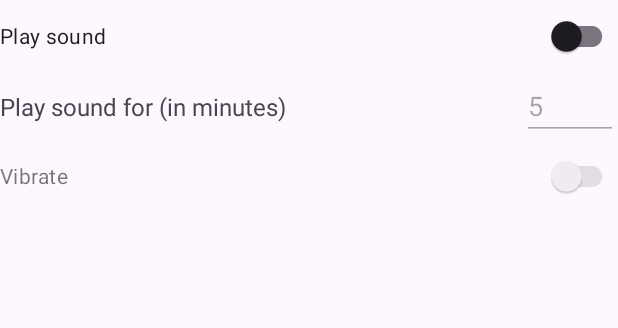
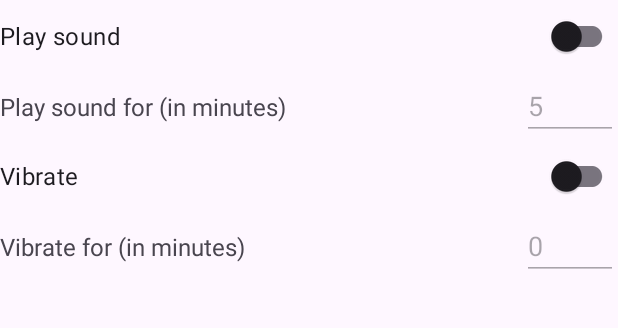
Before and after one commit to brookiestein/TimerAndroid, an Android app: the Settings screen opened directly, with no data from a screen before it, on a phone screen of 412 x 824 dp, the part 137-465 px from its top. Run offline under Robolectric (Android 15) with nearby library versions, the phone set to English and light mode, and no system bars.

Commit message:
Update 1.4.1: Work on vibration
* Vibration now works even when the app is not in foreground.
* Vibration can now work alone, i.e., user can choose just vibration and
  leave play sound unchecked if they don't want it.
* User can choose what time vibration will run for.

```diff
--- a/app/build.gradle.kts
+++ b/app/build.gradle.kts
@@ -12,7 +12,7 @@ android {
         minSdk = 33
         targetSdk = 34
         versionCode = 1
-        versionName = "1.3.1"
+        versionName = "1.4.1"
 
         testInstrumentationRunner = "androidx.test.runner.AndroidJUnitRunner"
     }
@@ -38,6 +38,7 @@ dependencies {
     implementation("com.google.android.material:material:1.12.0")
     implementation("androidx.constraintlayout:constraintlayout:2.1.4")
     implementation("androidx.activity:activity-ktx:1.9.0")
+    implementation("androidx.work:work-runtime-ktx:2.9.0")
     testImplementation("junit:junit:4.13.2")
     androidTestImplementation("androidx.test.ext:junit:1.1.5")
     androidTestImplementation("androidx.test.espresso:espresso-core:3.5.1")
--- a/app/src/main/java/com/github/brookiestein/timer/Settings.kt
+++ b/app/src/main/java/com/github/brookiestein/timer/Settings.kt
@@ -8,9 +8,10 @@ import androidx.appcompat.widget.Toolbar
 import androidx.appcompat.app.AppCompatActivity
 
 class Settings : AppCompatActivity() {
+    private lateinit var preferences: SharedPreferences
     private lateinit var playSoundForEdit: EditText
+    private lateinit var vibrateForEdit: EditText
     private var playSoundFor = 0
-    private lateinit var preferences: SharedPreferences
 
     override fun onCreate(savedInstanceState: Bundle?) {
         super.onCreate(savedInstanceState)
@@ -32,7 +33,6 @@ class Settings : AppCompatActivity() {
             playSoundFor = preferences.getInt(getString(R.string.playSoundForPreference), -1)
         }
 
-        val vibrateSwitch: androidx.appcompat.widget.SwitchCompat = findViewById(R.id.vibrateSwitch)
         playSoundForEdit = findViewById(R.id.playSoundForEdit)
         playSoundForEdit.setText(playSoundFor.toString())
 
@@ -42,14 +42,19 @@ class Settings : AppCompatActivity() {
         playSound.setOnCheckedChangeListener { _, isChecked ->
             preferences.edit().putBoolean(getString(R.string.playSoundPreference), isChecked).apply()
             playSoundForEdit.isEnabled = playSound.isChecked
-            vibrateSwitch.isEnabled = playSound.isChecked
         }
 
-        vibrateSwitch.isEnabled = playSound.isChecked
+        val vibrateSwitch: androidx.appcompat.widget.SwitchCompat = findViewById(R.id.vibrateSwitch)
         vibrateSwitch.isChecked = preferences.getBoolean(getString(R.string.vibratePreference), false)
+
+        val vibrateFor = preferences.getInt(getString(R.string.vibrateTimePreference), 0)
+        vibrateForEdit = findViewById(R.id.vibrateForEdit)
+        vibrateForEdit.setText(vibrateFor.toString())
+        vibrateForEdit.isEnabled = vibrateSwitch.isChecked
 
         vibrateSwitch.setOnCheckedChangeListener { _, isChecked ->
             preferences.edit().putBoolean(getString(R.string.vibratePreference), isChecked).apply()
+            vibrateForEdit.isEnabled = vibrateSwitch.isChecked
         }
 
         playSoundForEdit.isEnabled = playSound.isChecked
@@ -73,7 +78,7 @@ class Settings : AppCompatActivity() {
     }
 
     override fun onDestroy() {
-        val number = playSoundForEdit.text.toString()
+        var number = playSoundForEdit.text.toString()
         if (number.isNotEmpty()) {
             if (number.toInt() != playSoundFor) {
                 preferences.edit()
@@ -82,6 +87,13 @@ class Settings : AppCompatActivity() {
             }
         }
 
+        number = vibrateForEdit.text.toString()
+        if (number.isNotEmpty()) {
+            preferences.edit()
+                .putInt(getString(R.string.vibrateTimePreference), number.toInt())
+                .apply()
+        }
+
         super.onDestroy()
     }
 }
--- a/app/src/main/res/layout/activity_settings.xml
+++ b/app/src/main/res/layout/activity_settings.xml
@@ -40,7 +40,8 @@
             android:layout_height="wrap_content"
             android:layout_weight="1"
             android:text="@string/playSound"
-            android:textAlignment="viewStart" />
+            android:textAlignment="viewStart"
+            android:textSize="16sp" />
 
         <LinearLayout
             android:id="@+id/linearLayout"
@@ -69,7 +70,29 @@
             android:id="@+id/vibrateSwitch"
             android:layout_width="match_parent"
             android:layout_height="wrap_content"
-            android:text="@string/vibrate" />
+            android:text="@string/vibrate"
+            android:textSize="16sp" />
+
+        <LinearLayout
+            android:layout_width="match_parent"
+            android:layout_height="match_parent"
+            android:orientation="horizontal">
+
+            <TextView
+                android:id="@+id/vibrateForTextView"
+                android:layout_width="wrap_content"
+                android:layout_height="wrap_content"
+                android:layout_weight="1"
+                android:text="@string/vibrateTime"
+                android:textSize="16sp" />
+
+            <EditText
+                android:id="@+id/vibrateForEdit"
+                android:layout_width="64dp"
+                android:layout_height="wrap_content"
+                android:ems="10"
+                android:inputType="number" />
+        </LinearLayout>
 
     </LinearLayout>
 
--- a/app/src/main/res/values/strings.xml
+++ b/app/src/main/res/values/strings.xml
@@ -31,6 +31,7 @@
     <string name="pauseAction" translatable="false">com.github.brookiestein.timer.pause</string>
     <string name="resumeAction" translatable="false">com.github.brookiestein.timer.resume</string>
     <string name="stopRingtone">Stop Ringtone</string>
+    <string name="stopVibration">Stop Vibration</string>
     <string name="whenTimerFinishesHeader">When timer finishes</string>
     <string name="settingsOption">Settings</string>
     <string name="playSound">Play sound</string>
@@ -39,4 +40,6 @@
     <string name="playSoundForPreference" translatable="false">PlaySoundFor</string>
     <string name="vibratePreference" translatable="false">Vibrate</string>
     <string name="vibrate">Vibrate</string>
+    <string name="vibrateTime">Vibrate for (in minutes)</string>
+    <string name="vibrateTimePreference" translatable="false">VibrateTime</string>
 </resources>
--- a/build.gradle.kts
+++ b/build.gradle.kts
@@ -1,5 +1,5 @@
 // Top-level build file where you can add configuration options common to all sub-projects/modules.
 plugins {
     id("com.android.application") version "8.5.0" apply false
-    id("org.jetbrains.kotlin.android") version "1.9.10" apply false
+    id("org.jetbrains.kotlin.android") version "2.0.0" apply false
 }
```
Also changed, not shown: app/src/main/java/com/github/brookiestein/timer/MainActivity.kt (+40 -2 lines), app/src/main/java/com/github/brookiestein/timer/Timer.kt (+0 -26 lines), app/src/main/java/com/github/brookiestein/timer/VibratorWorker.kt (added, +55 -0 lines), 1 other file.
